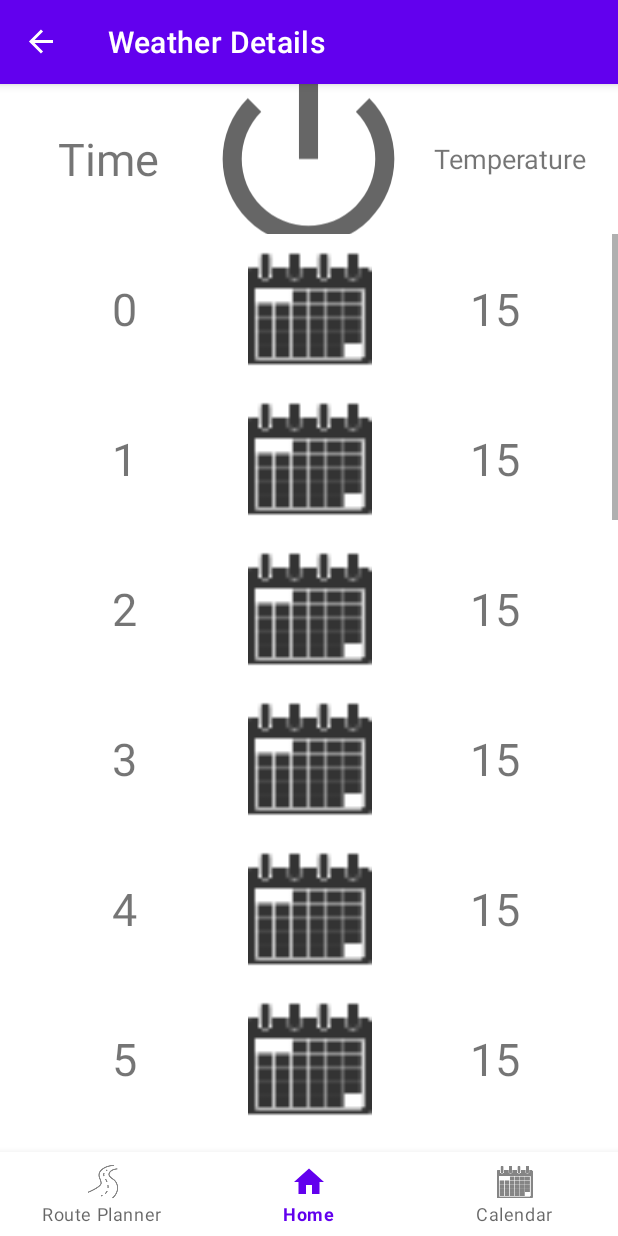
After one commit to matefehervari/InteractionDesign, an Android app: the WeatherDetailsFragment screen opened through its navigation route, on a phone screen of 412 x 824 dp. The commit adds this screen. Run offline under Robolectric (Android 15) with nearby library versions, the phone set to English and light mode, and no system bars; our stand-ins replace navigation-ui.

Commit message:
Mehdi Commit

```diff
--- a/app/build.gradle
+++ b/app/build.gradle
@@ -41,6 +41,7 @@ dependencies {
     implementation 'androidx.navigation:navigation-fragment:2.5.3'
     implementation 'androidx.navigation:navigation-ui:2.5.3'
     implementation 'androidx.mediarouter:mediarouter:1.4.0'
+    implementation 'androidx.legacy:legacy-support-v4:1.0.0'
     testImplementation 'junit:junit:4.13.2'
     androidTestImplementation 'androidx.test.ext:junit:1.1.5'
     androidTestImplementation 'androidx.test.espresso:espresso-core:3.5.1'
--- a/app/src/main/java/com/example/interactiondesigngroup19/MainActivity.java
+++ b/app/src/main/java/com/example/interactiondesigngroup19/MainActivity.java
@@ -4,6 +4,7 @@ import android.os.Bundle;
 
 import com.google.android.material.bottomnavigation.BottomNavigationView;
 
+import androidx.appcompat.app.ActionBar;
 import androidx.appcompat.app.AppCompatActivity;
 import androidx.navigation.NavController;
 import androidx.navigation.Navigation;
--- a/app/src/main/java/com/example/interactiondesigngroup19/ui/home/HomeFragment.java
+++ b/app/src/main/java/com/example/interactiondesigngroup19/ui/home/HomeFragment.java
@@ -1,5 +1,6 @@
 package com.example.interactiondesigngroup19.ui.home;
 
+import android.media.Image;
 import android.os.Bundle;
 import android.provider.ContactsContract;
 import android.view.LayoutInflater;
@@ -13,6 +14,10 @@ import androidx.annotation.NonNull;
 import androidx.annotation.Nullable;
 import androidx.fragment.app.Fragment;
 import androidx.lifecycle.ViewModelProvider;
+import androidx.navigation.NavController;
+import androidx.navigation.NavDirections;
+import androidx.navigation.Navigation;
+import androidx.navigation.fragment.NavHostFragment;
 
 import com.example.interactiondesigngroup19.R;
 import com.example.interactiondesigngroup19.databinding.FragmentHomeBinding;
@@ -20,8 +25,6 @@ import com.example.interactiondesigngroup19.databinding.FragmentHomeBinding;
 public class HomeFragment extends Fragment {
 
     private FragmentHomeBinding binding;
-
-    ImageButton help, info, refresh;
 
     public View onCreateView(@NonNull LayoutInflater inflater,
                              ViewGroup container, Bundle savedInstanceState) {
@@ -38,12 +41,21 @@ public class HomeFragment extends Fragment {
     }
 
     public void onViewCreated(View view, @Nullable Bundle savedInstanceState) {
+
         final TextView textView = binding.temperatureTextview;
-        final ImageButton refresh = binding.refreshButton;
+        final ImageButton refresh = binding.RefreshButton;
         refresh.setOnClickListener(new View.OnClickListener() {
             @Override
             public void onClick(View view) {
                 HomeViewModel.getText().observe(getViewLifecycleOwner(), textView::setText);
+            }
+        });
+
+        final ImageButton details = binding.InfoButton;
+        details.setOnClickListener(new View.OnClickListener() {
+            @Override
+            public void onClick(View view) {
+                Navigation.findNavController(view).navigate(R.id.action_navigation_home_to_navigation_weather_details);
             }
         });
     }
--- /dev/null
+++ b/app/src/main/java/com/example/interactiondesigngroup19/ui/weather_details/WeatherDetailsFragment.java
@@ -0,0 +1,108 @@
+package com.example.interactiondesigngroup19.ui.weather_details;
+
+import androidx.lifecycle.ViewModelProvider;
+
+import android.app.ActionBar;
+import android.os.Bundle;
+import org.json.*;
+
+import androidx.annotation.NonNull;
+import androidx.annotation.Nullable;
+import androidx.fragment.app.Fragment;
+
+import android.provider.ContactsContract;
+import android.view.Gravity;
+import android.view.LayoutInflater;
+import android.view.View;
+import android.view.ViewDebug;
+import android.view.ViewGroup;
+import android.widget.ImageView;
+import android.widget.LinearLayout;
+import android.widget.ScrollView;
+import android.widget.TableLayout;
+import android.widget.TableRow;
+import android.widget.TextView;
+
+import com.example.interactiondesigngroup19.R;
+import com.example.interactiondesigngroup19.databinding.FragmentCalendarBinding;
+import com.example.interactiondesigngroup19.databinding.FragmentWeatherDetailsBinding;
+import com.example.interactiondesigngroup19.ui.calendar.CalendarViewModel;
+import com.google.android.material.tabs.TabLayout;
+
+public class WeatherDetailsFragment extends Fragment {
+    private FragmentWeatherDetailsBinding binding;
+
+    @Override
+    public View onCreateView(@NonNull LayoutInflater inflater, @Nullable ViewGroup container,
+                             @Nullable Bundle savedInstanceState) {
+
+        CalendarViewModel calendarViewModel =
+                new ViewModelProvider(this).get(CalendarViewModel.class);
+
+        binding = FragmentWeatherDetailsBinding.inflate(inflater, container, false);
+        View root = binding.getRoot();
+
+        TableRow.LayoutParams params = new TableRow.LayoutParams(ViewGroup.LayoutParams.MATCH_PARENT, 0, 2);
+
+        return root;
+    }
+
+    @Override
+    public void onViewCreated(@NonNull View view, @Nullable Bundle savedInstanceState) {
+        super.onViewCreated(view, savedInstanceState);
+
+        LinearLayout linearLayout = binding.WeatherDetailsLinearLayout;
+
+        for (int i = 0; i < 20; i ++) {
+            TableRow.LayoutParams param1 = new TableRow.LayoutParams(
+                    TableRow.LayoutParams.MATCH_PARENT,
+                    TableRow.LayoutParams.MATCH_PARENT,
+                    3
+            );
+
+            TableRow.LayoutParams param2 = new TableRow.LayoutParams(
+                    TableRow.LayoutParams.MATCH_PARENT,
+                    TableRow.LayoutParams.MATCH_PARENT,
+                    4
+            );
+
+            TableRow tableRow = new TableRow(getContext());
+            tableRow.setLayoutParams(
+                    new TableRow.LayoutParams(
+                            ViewGroup.LayoutParams.MATCH_PARENT, 150
+                    )
+            );
+            tableRow.setWeightSum(10);
+
+            TextView textView1 = new TextView(getContext());
+            textView1.setText(Integer.toString(i));
+            textView1.setLayoutParams(param1);
+            textView1.setTextSize(30);
+            textView1.setGravity(Gravity.CENTER);
+            tableRow.addView(textView1);
+
+            ImageView imageView = new ImageView(getContext());
+            imageView.setImageDrawable(getResources().getDrawable(R.drawable.ic_calendar_icon));
+            imageView.setLayoutParams(param2);
+            tableRow.addView(imageView);
+
+            TextView textView2 = new TextView(getContext());
+            textView2.setText("15");
+            textView2.setLayoutParams(param1);
+            textView2.setTextSize(30);
+            textView2.setGravity(Gravity.CENTER);
+            tableRow.addView(textView2);
+
+            linearLayout.addView(tableRow);
+
+        }
+
+    }
+
+    @Override
+    public void onDestroyView() {
+        super.onDestroyView();
+        binding = null;
+    }
+
+}
--- /dev/null
+++ b/app/src/main/java/com/example/interactiondesigngroup19/ui/weather_details/WeatherDetailsViewModel.java
@@ -0,0 +1,18 @@
+package com.example.interactiondesigngroup19.ui.weather_details;
+
+import androidx.lifecycle.LiveData;
+import androidx.lifecycle.MutableLiveData;
+import androidx.lifecycle.ViewModel;
+
+public class WeatherDetailsViewModel extends ViewModel {
+    private final MutableLiveData<String> mText;
+
+    public WeatherDetailsViewModel() {
+        mText = new MutableLiveData<>();
+        mText.setValue("This is the Weather Details fragment");
+    }
+
+    public LiveData<String> getText() {
+        return mText;
+    }
+}
--- a/app/src/main/res/layout/fragment_home.xml
+++ b/app/src/main/res/layout/fragment_home.xml
@@ -56,7 +56,7 @@
                 android:weightSum="2">
 
                 <ImageButton
-                    android:id="@+id/refreshButton"
+                    android:id="@+id/RefreshButton"
                     android:layout_width="match_parent"
                     android:layout_height="0dp"
                     android:layout_weight="1"
--- /dev/null
+++ b/app/src/main/res/layout/fragment_weather_details.xml
@@ -0,0 +1,75 @@
+<?xml version="1.0" encoding="utf-8"?>
+<FrameLayout xmlns:android="http://schemas.android.com/apk/res/android"
+    xmlns:app="http://schemas.android.com/apk/res-auto"
+    xmlns:tools="http://schemas.android.com/tools"
+    android:layout_width="match_parent"
+    android:layout_height="match_parent"
+    tools:context=".ui.weather_details.WeatherDetailsFragment">
+
+    <androidx.constraintlayout.widget.ConstraintLayout
+        android:layout_width="match_parent"
+        android:layout_height="match_parent">
+
+        <LinearLayout
+            android:layout_width="match_parent"
+            android:layout_height="match_parent"
+            android:orientation="vertical">
+
+            <TableRow
+                android:id="@+id/HeaderTableRow"
+                android:layout_width="match_parent"
+                android:layout_height="100dp"
+                android:layout_marginHorizontal="10dp"
+                android:paddingHorizontal="5dp"
+                android:weightSum="10">
+
+                <TextView
+                    android:id="@+id/textView3"
+                    android:layout_width="0dp"
+                    android:layout_height="match_parent"
+                    android:layout_weight="3"
+                    android:gravity="center"
+                    android:text="Time"
+                    android:textAlignment="center"
+                    android:textSize="30sp" />
+
+                <ImageView
+                    android:id="@+id/imageView"
+                    android:layout_width="0dp"
+                    android:layout_height="300dp"
+                    android:layout_gravity="center"
+                    android:layout_weight="4"
+                    android:src="@android:drawable/ic_lock_power_off"
+                    tools:ignore="ContentDescription" />
+
+                <TextView
+                    android:id="@+id/textView7"
+                    android:layout_width="0dp"
+                    android:layout_height="match_parent"
+                    android:layout_weight="3"
+                    android:gravity="center"
+                    android:text="Temperature"
+                    android:textSize="18sp" />
+
+            </TableRow>
+
+            <ScrollView
+                android:id="@+id/WeatherDetailsScrollView"
+                android:layout_width="match_parent"
+                android:layout_height="wrap_content"
+                android:layout_gravity="center"
+                android:layout_marginBottom="50dp">
+
+                <LinearLayout
+                    android:id="@+id/WeatherDetailsLinearLayout"
+                    android:layout_width="match_parent"
+                    android:layout_height="wrap_content"
+                    android:background="#FFFFFF"
+                    android:orientation="vertical"/>
+            </ScrollView>
+
+        </LinearLayout>
+
+    </androidx.constraintlayout.widget.ConstraintLayout>
+
+</FrameLayout>
--- a/app/src/main/res/navigation/mobile_navigation.xml
+++ b/app/src/main/res/navigation/mobile_navigation.xml
@@ -9,7 +9,11 @@
         android:id="@+id/navigation_home"
         android:name="com.example.interactiondesigngroup19.ui.home.HomeFragment"
         android:label="@string/title_home"
-        tools:layout="@layout/fragment_home" />
+        tools:layout="@layout/fragment_home" >
+        <action
+            android:id="@+id/action_navigation_home_to_navigation_weather_details"
+            app:destination="@id/navigation_weather_details" />
+    </fragment>
 
     <fragment
         android:id="@+id/navigation_route_planner"
@@ -22,4 +26,11 @@
         android:name="com.example.interactiondesigngroup19.ui.calendar.CalendarFragment"
         android:label="@string/title_calendar"
         tools:layout="@layout/fragment_calendar" />
+
+    <fragment
+        android:id="@+id/navigation_weather_details"
+        android:name="com.example.interactiondesigngroup19.ui.weather_details.WeatherDetailsFragment"
+        android:label="Weather Details"
+        tools:layout="@layout/fragment_weather_details" />
+
 </navigation>
```
